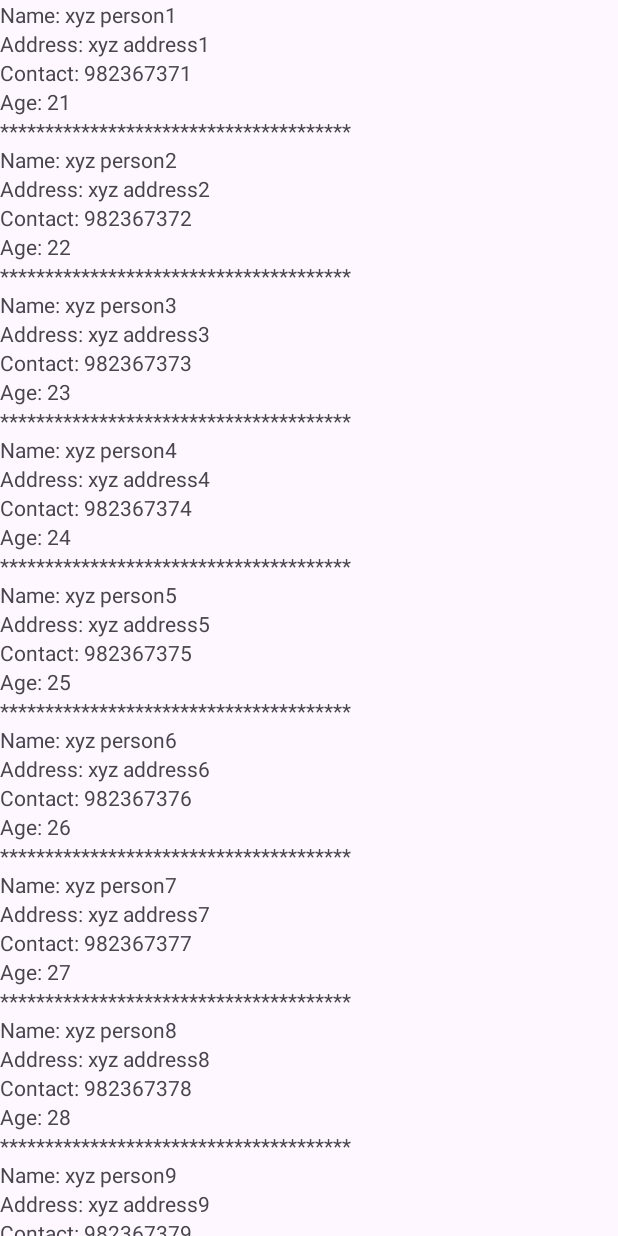
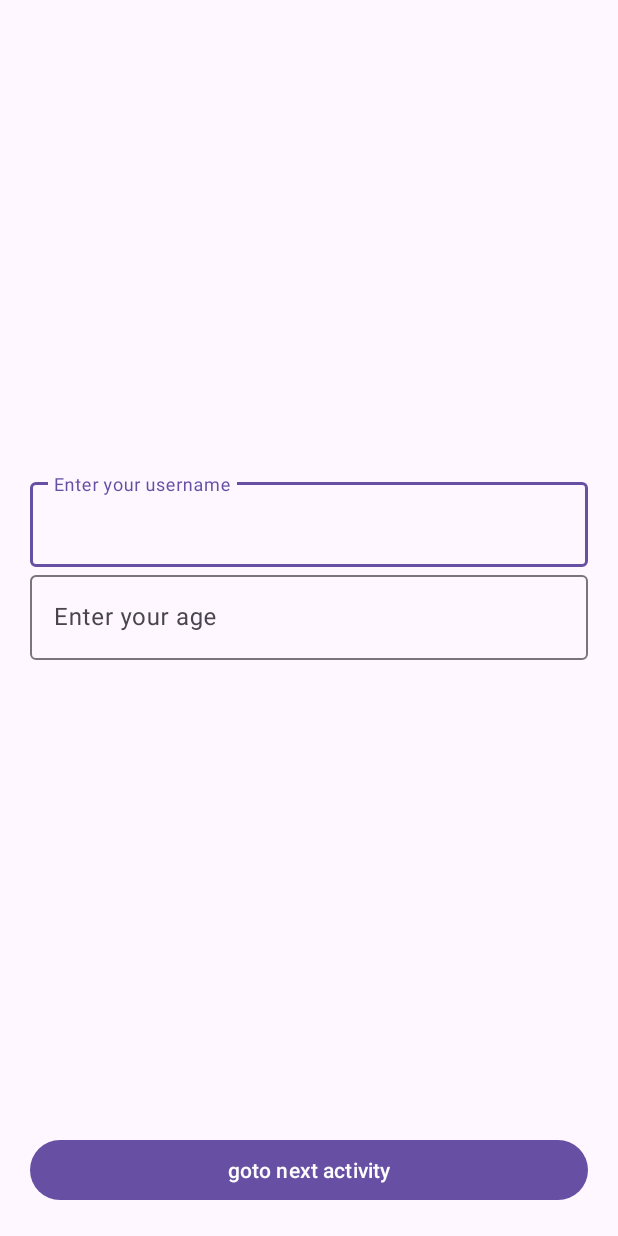
Before and after one commit to anilmhrzn/mobileLabReport, an Android app: the screen it shows after launch (MainActivity before the commit, ActivityA after it), on a phone screen of 412 x 824 dp. Run offline under Robolectric (Android 15) with nearby library versions, the phone set to English and light mode, and no system bars.

Commit message:
added ques8

```diff
--- a/MyApplication/app/build.gradle
+++ b/MyApplication/app/build.gradle
@@ -38,6 +38,8 @@ dependencies {
     implementation 'androidx.constraintlayout:constraintlayout:2.1.3'
     implementation 'androidx.navigation:navigation-fragment:2.5.2'
     implementation 'androidx.navigation:navigation-ui:2.5.2'
+    implementation 'androidx.lifecycle:lifecycle-livedata-ktx:2.4.1'
+    implementation 'androidx.lifecycle:lifecycle-viewmodel-ktx:2.4.1'
     testImplementation 'junit:junit:4.13.2'
     androidTestImplementation 'androidx.test.ext:junit:1.1.5'
     androidTestImplementation 'androidx.test.espresso:espresso-core:3.5.1'
--- a/MyApplication/app/src/main/AndroidManifest.xml
+++ b/MyApplication/app/src/main/AndroidManifest.xml
@@ -13,7 +13,10 @@
         android:theme="@style/Theme.MyApplication"
         tools:targetApi="31">
         <activity
-            android:name=".MainActivity"
+            android:name=".ActivityB"
+            android:exported="false" />
+        <activity
+            android:name=".ActivityA"
             android:exported="true">
             <intent-filter>
                 <action android:name="android.intent.action.MAIN" />
--- /dev/null
+++ b/MyApplication/app/src/main/java/com/example/myapplication/ActivityA.java
@@ -0,0 +1,50 @@
+package com.example.myapplication;
+
+import androidx.appcompat.app.AppCompatActivity;
+
+import android.content.Intent;
+import android.os.Bundle;
+import android.text.TextUtils;
+import android.view.View;
+import android.widget.Button;
+import android.widget.Toast;
+
+import com.google.android.material.textfield.TextInputEditText;
+
+public class ActivityA extends AppCompatActivity {
+    Button nextActivity;
+    TextInputEditText name ;
+    TextInputEditText age;
+    String input_name;
+    String input_age;
+
+    @Override
+    protected void onCreate(Bundle savedInstanceState) {
+
+
+        super.onCreate(savedInstanceState);
+        setContentView(R.layout.activity_activity);
+//        getSupportActionBar().hide();
+        nextActivity=findViewById(R.id.nextActivity);
+        name=findViewById(R.id.name);
+
+        age=findViewById(R.id.age);
+
+
+
+        nextActivity.setOnClickListener(new View.OnClickListener() {
+            @Override
+            public void onClick(View view) {
+                input_name=name.getText().toString();
+                input_age=age.getText().toString();
+                Bundle bundle=new Bundle();
+                bundle.putString("name",input_name);
+                bundle.putInt("age",Integer.parseInt(input_age));
+                Intent intent =new Intent(ActivityA.this,ActivityB.class);
+                intent.putExtras(bundle);
+                startActivity(intent);
+
+            }
+        });
+    }
+}
--- a/MyApplication/app/src/main/java/com/example/myapplication/ContactItem.java
+++ /dev/null
@@ -1,15 +0,0 @@
-package com.example.myapplication;
-public class ContactItem {
-    private String name = null, address = null,contact = null;
-    private int age = 0;
-    public ContactItem(String name, String address, String contact, int age){
-        this.name = name;
-        this.address = address;
-        this.contact = contact;
-        this.age = age;
-    }
-    public String getName(){return this.name;};
-    public String getAddress(){return this.address;};
-    public String getContact(){return this.contact;};
-    public int getAge(){return this.age;};
-}
--- a/MyApplication/app/src/main/java/com/example/myapplication/MainActivity.java
+++ /dev/null
@@ -1,37 +0,0 @@
-package com.example.myapplication;
-
-import androidx.appcompat.app.AppCompatActivity;
-
-import android.os.Bundle;
-import androidx.appcompat.app.AppCompatActivity;
-import androidx.recyclerview.widget.LinearLayoutManager;
-import androidx.recyclerview.widget.RecyclerView;
-
-import android.os.Bundle;
-import android.view.View;
-import android.widget.ArrayAdapter;
-import android.widget.ListView;
-
-import java.util.ArrayList;
-import java.util.List;
-import android.widget.ArrayAdapter;
-import android.widget.GridView;
-public class MainActivity extends AppCompatActivity {
-
-    public List<ContactItem> contactItemList = new ArrayList<>();
-    public RecyclerView recyclerView;
-    @Override
-    protected void onCreate(Bundle savedInstanceState) {
-        super.onCreate(savedInstanceState);
-        setContentView(R.layout.activity_main);
-        this.recyclerView = findViewById(R.id.recyclerView);
-        for (int i = 1;i<=10;i++){
-            String iVal = Integer.toString(i);
-            this.contactItemList.add(new
-                    ContactItem("xyz person"+iVal,"xyz address"+iVal,"98236737"+iVal,20+i));
-        }
-        recyclerView.setLayoutManager(new LinearLayoutManager(this));
-        PersonAdapter adapter = new PersonAdapter(contactItemList);
-        recyclerView.setAdapter(adapter);
-    }
-}
--- a/MyApplication/app/src/main/java/com/example/myapplication/PersonAdapter.java
+++ /dev/null
@@ -1,44 +0,0 @@
-package com.example.myapplication;
-import android.view.*;
-import android.widget.TextView;
-
-import androidx.recyclerview.widget.RecyclerView;
-import java.util.List;
-
-public class PersonAdapter extends
-        RecyclerView.Adapter<PersonAdapter.PersonViewHolder> {
-    List<ContactItem> contactItemList;
-    public PersonAdapter(List<ContactItem> contactItemList){
-        this.contactItemList = contactItemList;
-    }
-    class PersonViewHolder extends RecyclerView.ViewHolder{
-        private TextView txt1,txt2,txt3,txt4;
-        PersonViewHolder(View view){
-            super(view);
-            txt1 = view.findViewById(R.id.recyclerItem1);
-            txt2 = view.findViewById(R.id.recyclerItem2);
-            txt3 = view.findViewById(R.id.recyclerItem3);
-            txt4 = view.findViewById(R.id.recyclerItem4);
-        }
-    }
-    public PersonViewHolder onCreateViewHolder(ViewGroup viewGroup, int
-            viewType){
-        View view =
-                LayoutInflater.from(viewGroup.getContext()).inflate(R.layout.recycler_item,viewGroup,false);
-        return new PersonViewHolder(view);
-    };
-    public void onBindViewHolder(PersonViewHolder holder, int position){
-        ContactItem contactItem = contactItemList.get(position);
-        String name = contactItem.getName();
-        String address = contactItem.getAddress();
-        String contact = contactItem.getContact();
-        String age = Integer.toString(contactItem.getAge());
-        holder.txt1.setText("Name: "+name);
-        holder.txt2.setText("Address: "+address);
-        holder.txt3.setText("Contact: "+contact);
-        holder.txt4.setText("Age: "+age);
-    }
-    public int getItemCount(){
-        return this.contactItemList.size();
-    }
-}
--- /dev/null
+++ b/MyApplication/app/src/main/res/layout/activity_activity.xml
@@ -0,0 +1,63 @@
+<?xml version="1.0" encoding="utf-8"?>
+<androidx.constraintlayout.widget.ConstraintLayout xmlns:android="http://schemas.android.com/apk/res/android"
+    xmlns:app="http://schemas.android.com/apk/res-auto"
+    xmlns:tools="http://schemas.android.com/tools"
+    android:layout_width="match_parent"
+    android:layout_height="match_parent"
+    tools:context=".ActivityA">
+    <LinearLayout
+        android:layout_width="match_parent"
+        android:layout_height="wrap_content"
+        app:layout_constraintLeft_toLeftOf="parent"
+        app:layout_constraintRight_toRightOf="parent"
+        app:layout_constraintTop_toTopOf="parent"
+        app:layout_constraintBottom_toTopOf="@id/nextActivity"
+        android:orientation="vertical"
+        >
+        <com.google.android.material.textfield.TextInputLayout
+            android:layout_width="match_parent"
+            android:layout_height="wrap_content"
+            android:layout_marginHorizontal="20dp">
+            <com.google.android.material.textfield.TextInputEditText
+                android:layout_width="match_parent"
+                android:layout_height="wrap_content"
+                android:hint="Enter your username"
+                android:id="@+id/name"
+                >
+
+            </com.google.android.material.textfield.TextInputEditText>
+        </com.google.android.material.textfield.TextInputLayout>
+        <com.google.android.material.textfield.TextInputLayout
+            android:layout_width="match_parent"
+            android:layout_height="wrap_content"
+            android:layout_marginHorizontal="20dp">
+            <com.google.android.material.textfield.TextInputEditText
+                android:layout_width="match_parent"
+                android:layout_height="wrap_content"
+                android:hint="Enter your age"
+                android:id="@+id/age"
+                >
+
+            </com.google.android.material.textfield.TextInputEditText>
+        </com.google.android.material.textfield.TextInputLayout>
+    </LinearLayout>
+    <Button
+        android:layout_width="match_parent"
+        android:layout_height="wrap_content"
+        app:layout_constraintBottom_toBottomOf="parent"
+        app:layout_constraintRight_toRightOf="parent"
+        app:layout_constraintLeft_toLeftOf="parent"
+        android:text="goto next activity"
+        android:id="@+id/nextActivity"
+        android:layout_marginHorizontal="20dp"
+        android:layout_marginBottom="20dp"
+        />
+
+
+
+
+
+
+
+
+</androidx.constraintlayout.widget.ConstraintLayout>
--- a/MyApplication/app/src/main/res/layout/activity_main.xml
+++ /dev/null
@@ -1,14 +0,0 @@
-<?xml version="1.0" encoding="utf-8"?>
-<LinearLayout xmlns:android="http://schemas.android.com/apk/res/android"
-    android:layout_width="match_parent"
-    android:layout_height="match_parent"
-    android:orientation="vertical">
-    <ScrollView
-        android:layout_width="match_parent"
-        android:layout_height="wrap_content">
-        <androidx.recyclerview.widget.RecyclerView
-            android:id="@+id/recyclerView"
-            android:layout_width="match_parent"
-            android:layout_height="wrap_content" />
-    </ScrollView>
-</LinearLayout>
--- a/MyApplication/app/src/main/res/layout/recycler_item.xml
+++ /dev/null
@@ -1,37 +0,0 @@
-<?xml version="1.0" encoding="utf-8"?>
-<LinearLayout
-    xmlns:android="http://schemas.android.com/apk/res/android"
-    android:orientation="vertical"
-    android:layout_width="match_parent"
-    android:layout_height="wrap_content">
-    <TextView
-        android:id="@+id/recyclerItem1"
-        android:layout_weight="1"
-        android:layout_width="match_parent"
-        android:layout_height="wrap_content"
-        android:text="TextView" />
-    <TextView
-        android:id="@+id/recyclerItem2"
-        android:layout_weight="1"
-        android:layout_width="match_parent"
-        android:layout_height="wrap_content"
-        android:text="TextView" />
-    <TextView
-        android:id="@+id/recyclerItem3"
-        android:layout_weight="1"
-        android:layout_width="match_parent"
-        android:layout_height="wrap_content"
-        android:text="TextView" />
-    <TextView
-        android:layout_weight="1"
-        android:id="@+id/recyclerItem4"
-        android:layout_width="match_parent"
-        android:layout_height="wrap_content"
-        android:text="TextView" />
-    <TextView
-        android:layout_weight="1"
-        android:id="@+id/recyclerItem5"
-        android:layout_width="match_parent"
-        android:layout_height="wrap_content"
-        android:text="***************************************" />
-</LinearLayout>
--- a/MyApplication/app/src/main/res/values/dimens.xml
+++ b/MyApplication/app/src/main/res/values/dimens.xml
@@ -1,3 +1,6 @@
 <resources>
     <dimen name="fab_margin">16dp</dimen>
+    <!-- Default screen margins, per the Android Design guidelines. -->
+    <dimen name="activity_horizontal_margin">16dp</dimen>
+    <dimen name="activity_vertical_margin">16dp</dimen>
 </resources>
--- a/MyApplication/app/src/main/res/values/strings.xml
+++ b/MyApplication/app/src/main/res/values/strings.xml
@@ -43,4 +43,8 @@
         libero vel nunc consequat, quis tincidunt nisl eleifend. Cras bibendum enim a justo luctus
         vestibulum. Fusce dictum libero quis erat maximus, vitae volutpat diam dignissim.
     </string>
+    <string name="title_activity_b">ActivityB</string>
+    <string name="title_home">Home</string>
+    <string name="title_dashboard">Dashboard</string>
+    <string name="title_notifications">Notifications</string>
 </resources>
```
Also changed, not shown: MyApplication/app/src/main/java/com/example/myapplication/ActivityB.java (added, +30 -0 lines), MyApplication/app/src/main/res/drawable/ic_dashboard_black_24dp.xml (added, +9 -0 lines), MyApplication/app/src/main/res/drawable/ic_home_black_24dp.xml (added, +9 -0 lines), MyApplication/app/src/main/res/drawable/ic_notifications_black_24dp.xml (added, +9 -0 lines), MyApplication/app/src/main/res/layout/activity_b.xml (added, +18 -0 lines), MyApplication/app/src/main/res/menu/bottom_nav_menu.xml (added, +19 -0 lines), MyApplication/app/src/main/res/navigation/mobile_navigation.xml (added, +25 -0 lines).
